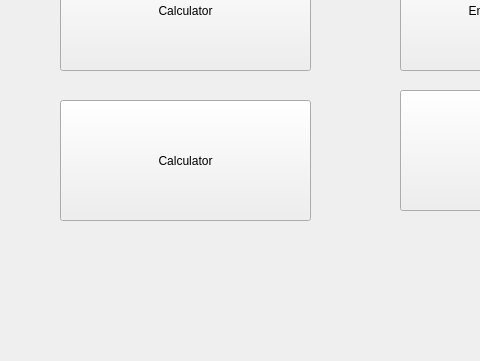
Old version of the form MultipurposeApplication/mainwindow.ui in the repository KavinduTheekshana/Multipurpose-Application; both pictures show x 0 to 480 and y 140 to 501 of the 784 by 501 pixel window.
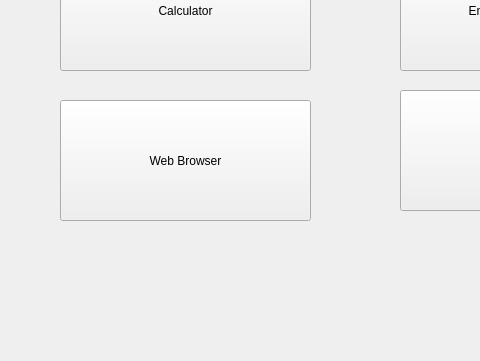
New version of the form.

```diff
--- a/MultipurposeApplication/mainwindow.ui
+++ b/MultipurposeApplication/mainwindow.ui
@@ -50,7 +50,7 @@
      </rect>
     </property>
     <property name="text">
-     <string>Calculator</string>
+     <string>Web Browser</string>
     </property>
    </widget>
    <widget class="QPushButton" name="pushButton_4">
```
